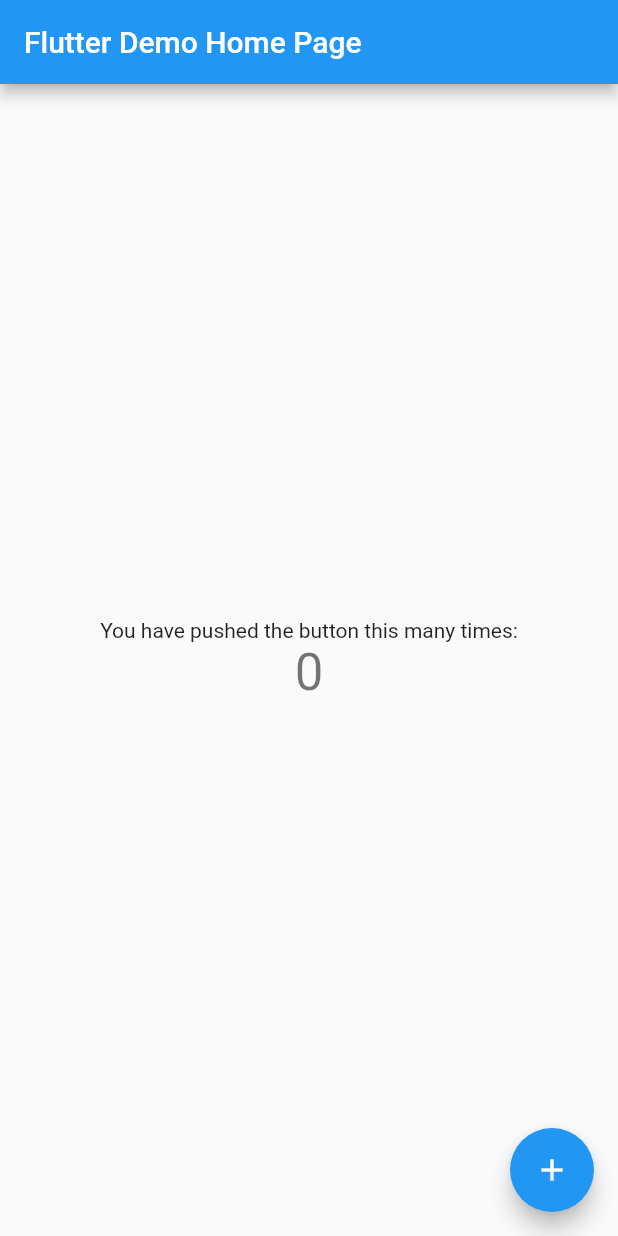
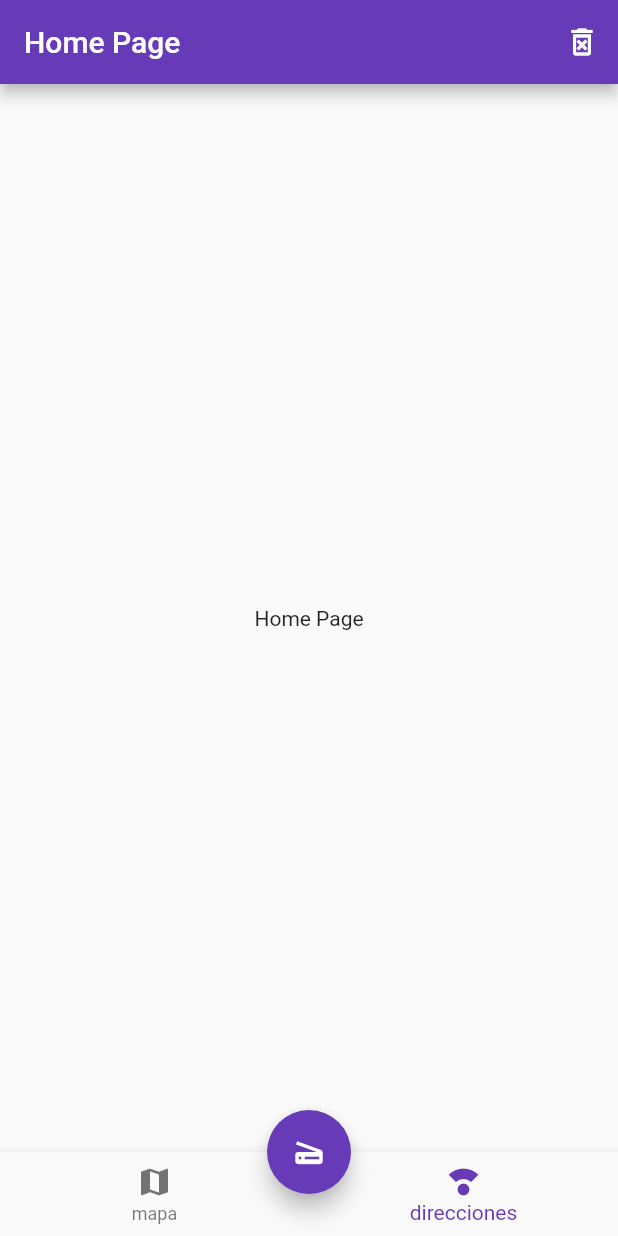
Before and after one commit to cristiancamilo070/Provider-App, a Flutter app: the screen it shows after launch, on a phone screen of 412 x 824 dp. Run offline on Flutter 3.47's test engine with Material 2 defaults, Android fonts, the phone set to English and light mode, and no system bars.

Commit message:
Second commit

```diff
--- a/lib/main.dart
+++ b/lib/main.dart
@@ -1,115 +1,31 @@
+// ignore_for_file: prefer_const_constructors
+
 import 'package:flutter/material.dart';
+import 'package:provider/pages/home_page.dart';
+import 'package:provider/pages/map_page.dart';
 
-void main() {
-  runApp(const MyApp());
-}
+void main() => runApp(MyApp());
 
 class MyApp extends StatelessWidget {
   const MyApp({Key? key}) : super(key: key);
 
-  // This widget is the root of your application.
   @override
   Widget build(BuildContext context) {
     return MaterialApp(
-      title: 'Flutter Demo',
+      debugShowCheckedModeBanner: false,
+      title: 'Provider Examples',
+      initialRoute: 'home',
+      routes: {
+        'home'  :(_)=>HomePage(),
+        'map'   :(_)=>MapPage()
+      },
       theme: ThemeData(
-        // This is the theme of your application.
-        //
-        // Try running your application with "flutter run". You'll see the
-        // application has a blue toolbar. Then, without quitting the app, try
-        // changing the primarySwatch below to Colors.green and then invoke
-        // "hot reload" (press "r" in the console where you ran "flutter run",
-        // or simply save your changes to "hot reload" in a Flutter IDE).
-        // Notice that the counter didn't reset back to zero; the application
-        // is not restarted.
-        primarySwatch: Colors.blue,
-      ),
-      home: const MyHomePage(title: 'Flutter Demo Home Page'),
+        primarySwatch: Colors.deepPurple,
+        floatingActionButtonTheme: FloatingActionButtonThemeData(
+          backgroundColor: Colors.deepPurple
+        )
+
+      )
     );
   }
 }
-
-class MyHomePage extends StatefulWidget {
-  const MyHomePage({Key? key, required this.title}) : super(key: key);
-
-  // This widget is the home page of your application. It is stateful, meaning
-  // that it has a State object (defined below) that contains fields that affect
-  // how it looks.
-
-  // This class is the configuration for the state. It holds the values (in this
-  // case the title) provided by the parent (in this case the App widget) and
-  // used by the build method of the State. Fields in a Widget subclass are
-  // always marked "final".
-
-  final String title;
-
-  @override
-  State<MyHomePage> createState() => _MyHomePageState();
-}
-
-class _MyHomePageState extends State<MyHomePage> {
-  int _counter = 0;
-
-  void _incrementCounter() {
-    setState(() {
-      // This call to setState tells the Flutter framework that something has
-      // changed in this State, which causes it to rerun the build method below
-      // so that the display can reflect the updated values. If we changed
-      // _counter without calling setState(), then the build method would not be
-      // called again, and so nothing would appear to happen.
-      _counter++;
-    });
-  }
-
-  @override
-  Widget build(BuildContext context) {
-    // This method is rerun every time setState is called, for instance as done
-    // by the _incrementCounter method above.
-    //
-    // The Flutter framework has been optimized to make rerunning build methods
-    // fast, so that you can just rebuild anything that needs updating rather
-    // than having to individually change instances of widgets.
-    return Scaffold(
-      appBar: AppBar(
-        // Here we take the value from the MyHomePage object that was created by
-        // the App.build method, and use it to set our appbar title.
-        title: Text(widget.title),
-      ),
-      body: Center(
-        // Center is a layout widget. It takes a single child and positions it
-        // in the middle of the parent.
-        child: Column(
-          // Column is also a layout widget. It takes a list of children and
-          // arranges them vertically. By default, it sizes itself to fit its
-          // children horizontally, and tries to be as tall as its parent.
-          //
-          // Invoke "debug painting" (press "p" in the console, choose the
-          // "Toggle Debug Paint" action from the Flutter Inspector in Android
-          // Studio, or the "Toggle Debug Paint" command in Visual Studio Code)
-          // to see the wireframe for each widget.
-          //
-          // Column has various properties to control how it sizes itself and
-          // how it positions its children. Here we use mainAxisAlignment to
-          // center the children vertically; the main axis here is the vertical
-          // axis because Columns are vertical (the cross axis would be
-          // horizontal).
-          mainAxisAlignment: MainAxisAlignment.center,
-          children: <Widget>[
-            const Text(
-              'You have pushed the button this many times:',
-            ),
-            Text(
-              '$_counter',
-              style: Theme.of(context).textTheme.headline4,
-            ),
-          ],
-        ),
-      ),
-      floatingActionButton: FloatingActionButton(
-        onPressed: _incrementCounter,
-        tooltip: 'Increment',
-        child: const Icon(Icons.add),
-      ), // This trailing comma makes auto-formatting nicer for build methods.
-    );
-  }
-}
--- /dev/null
+++ b/lib/pages/home_page.dart
@@ -0,0 +1,31 @@
+// ignore_for_file: prefer_const_constructors
+
+import 'package:flutter/material.dart';
+import 'package:provider/widgets/bottom_navigation_bar.dart';
+import 'package:provider/widgets/scan_button.dart';
+
+class HomePage extends StatelessWidget {
+  const HomePage({Key? key}) : super(key: key);
+
+
+  @override
+  Widget build(BuildContext context) {
+    return Scaffold(
+      appBar: AppBar(
+        title: Text('Home Page'),
+        actions: [
+          IconButton(
+            onPressed: (){},
+            icon: Icon(Icons.delete_forever_outlined)
+          )
+        ],
+      ),
+      body: Center(
+        child: Text('Home Page'),
+        ),
+      bottomNavigationBar: CustomNavigationBar(),
+      floatingActionButton: ScanButton(),
+      floatingActionButtonLocation: FloatingActionButtonLocation.centerDocked,
+    );
+  }
+}
--- /dev/null
+++ b/lib/pages/map_page.dart
@@ -0,0 +1,17 @@
+// ignore_for_file: prefer_const_constructors
+
+import 'package:flutter/material.dart';
+
+class MapPage extends StatelessWidget {
+  const MapPage({Key? key}) : super(key: key);
+
+
+  @override
+  Widget build(BuildContext context) {
+    return Scaffold(
+      body: Center(
+        child: Text('Map Page'),
+        ),
+    );
+  }
+}
--- /dev/null
+++ b/lib/widgets/bottom_navigation_bar.dart
@@ -0,0 +1,24 @@
+// ignore_for_file: prefer_const_literals_to_create_immutables, prefer_const_constructors
+
+import 'package:flutter/material.dart';
+class CustomNavigationBar extends StatelessWidget {
+  const CustomNavigationBar({Key? key}) : super(key: key);
+
+
+  @override
+  Widget build(BuildContext context) {
+    return BottomNavigationBar(
+      currentIndex: 1,
+      items: <BottomNavigationBarItem>[
+        BottomNavigationBarItem(
+          icon:Icon(Icons.map),
+          label: 'mapa'
+        ),
+        BottomNavigationBarItem(
+          icon:Icon(Icons.compass_calibration),
+          label: 'direcciones'
+        )
+      ],
+    );
+  }
+}
--- /dev/null
+++ b/lib/widgets/scan_button.dart
@@ -0,0 +1,16 @@
+// ignore_for_file: prefer_const_constructors
+
+import 'package:flutter/material.dart';
+class ScanButton extends StatelessWidget {
+  const ScanButton({Key? key}) : super(key: key);
+
+  @override
+  Widget build(BuildContext context) {
+    return FloatingActionButton(
+      child: Icon(Icons.scanner),
+      onPressed: (){
+
+      },
+    );
+  }
+}
```
Also changed, not shown: 1 other file.
